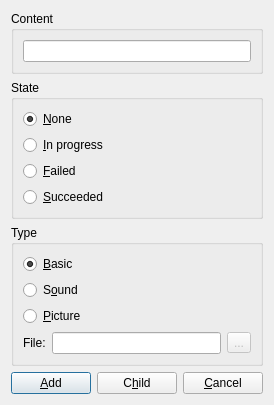
The window that sources/windows/ItemDialog.ui (ViviCoder/GM-Assistant) describes before a commit, drawn with Qt 5.
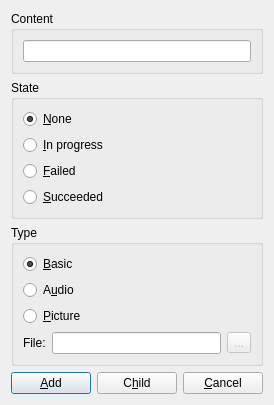
The same window after the commit. Icons and pictures are not drawn.

```diff
--- a/sources/windows/ItemDialog.ui
+++ b/sources/windows/ItemDialog.ui
@@ -114,7 +114,7 @@
       <item>
        <widget class="QRadioButton" name="radioSound">
         <property name="text">
-         <string>S&amp;ound</string>
+         <string>A&amp;udio</string>
         </property>
         <property name="icon">
          <iconset resource="../../ressource.qrc">
```
